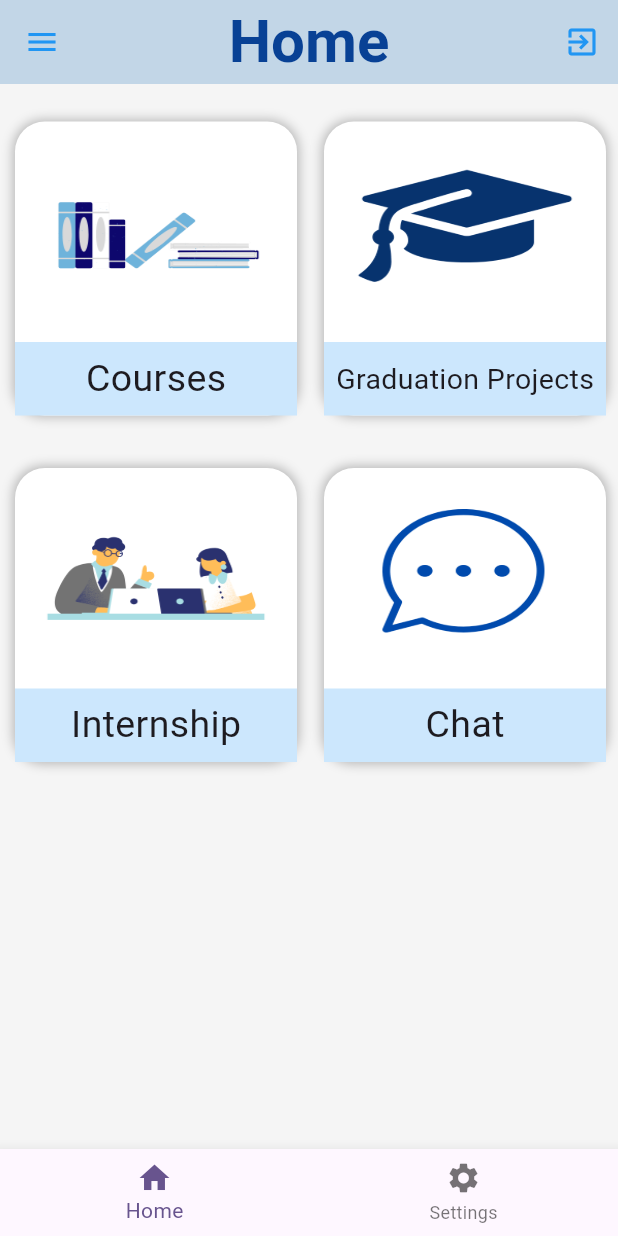
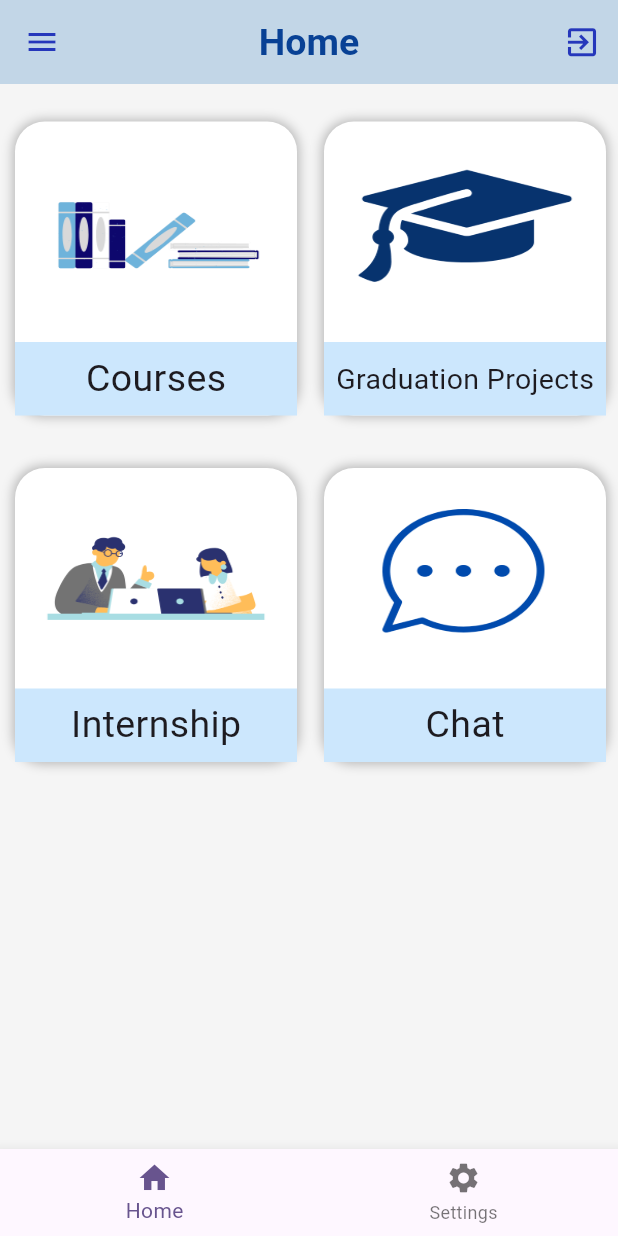
Before and after one commit to salwadan/AOULibrary, a Flutter app: the Homepage screen opened by its route, on a phone screen of 412 x 824 dp. Run offline on Flutter 3.47's test engine with Material 3 defaults, Android fonts, the phone set to English and light mode, and no system bars; drawn by our look-alikes of auto_size_text; our stand-ins replace cloud_firestore, device_preview, file_picker, firebase_auth, firebase_core, firebase_storage; accounts and stored records are empty; network calls fail.

Commit message:
comments to graduation and simple changes

```diff
--- a/lib/Courses/Faculty.dart
+++ b/lib/Courses/Faculty.dart
@@ -37,8 +37,7 @@ class _FacultyState extends State<Faculty> {
         appBar: AppBar(
           backgroundColor: const Color.fromRGBO(194, 214, 231, 1),
           title: Text(
-            'University majors ',
-            style: const TextStyle(color: Colors.white, fontSize: 20),
+            'University Faculty ',
           ),
         ),
         body: ListView.builder(
--- a/lib/GraduationP/projectPage.dart
+++ b/lib/GraduationP/projectPage.dart
@@ -94,7 +94,7 @@ class _ProjectpageState extends State<Projectpage> {
                                 "By: ${project['student_name'] ?? 'N/A'}", // Student name
                                 style: const TextStyle(
                                   fontSize: 16,
-                                  color: Colors.blue,
+                                  color: Color(0xFF2196F3),
                                 ),
                               ),
                               const SizedBox(height: 8),
--- a/lib/Setting/settings_page.dart
+++ b/lib/Setting/settings_page.dart
@@ -24,13 +24,10 @@ class _SettingsState extends State<SettingsPage> {
   Widget build(BuildContext context) {
     var screenHeight = MediaQuery.of(context).size.height;
     var screenWidth = MediaQuery.of(context).size.width;
-
     return Scaffold(
       appBar: AppBar(
-        backgroundColor: const Color.fromARGB(255, 194, 214, 231),
         title: const Text(
           'Settings',
-          style: TextStyle(color: Colors.white, fontSize: 20),
         ),
       ),
       body: ListView.builder(
--- a/lib/homepage.dart
+++ b/lib/homepage.dart
@@ -8,15 +8,15 @@ import 'package:salwa_app/trainig/internship.dart';
 import 'Chat/chatScreen.dart';
 
 
-
+// HomePage widget, defining the main structure of the app's home page.
 class Homepage extends StatefulWidget {
-  final bool isGuest;
-  Homepage({Key? key, this.isGuest = false}) : super(key: key); //update
+  final bool isGuest; // Flag to indicate if the user is a guest.
+  Homepage({Key? key, this.isGuest = false}) : super(key: key); // Constructor to initialize the isGuest flag.
 
   @override
-  State<Homepage> createState() => _HomepageState();
+  State<Homepage> createState() => _HomepageState(); // Links the state to the widget.
 }
-
+// State class for Homepage.
 class _HomepageState extends State<Homepage> {
   List img = [
     "assets/courses.png",
@@ -24,16 +24,16 @@ class _HomepageState extends State<Homepage> {
     "assets/internship.png",
     "assets/chat.png"
   ];
-  List titles = ["Courses", "Graduation Projects", "Internship", "Chat"];
+  List titles = ["Courses", "Graduation Projects", "Internship", "Chat"];   // List of titles for grid items.
   List<Widget> classes = [
     Faculty(),
     Graduationprojects(),
     Internship(),
     ChatScreen(),
-  ];
-  int index = 0;
+  ]; // List of pages to navigate to when a grid item is clicked.
+  int index = 0; // Current index for the BottomNavigationBar.
 
-  List<Widget> bottomClasses = [Homepage(), SettingsPage()];
+  List<Widget> bottomClasses = [Homepage(), SettingsPage()]; // List of pages for the BottomNavigationBar.
 
   // Function to show dialog with scrollable content
   void showCustomDialog(String title, String content) {
@@ -42,7 +42,7 @@ class _HomepageState extends State<Homepage> {
       builder: (BuildContext context) {
         return AlertDialog(
           title: Text(title),
-          content: SingleChildScrollView(
+          content: SingleChildScrollView( // Ensures content is scrollable if long.
             // Added scrollable content
             child: Column(
               crossAxisAlignment: CrossAxisAlignment.start,
@@ -54,7 +54,7 @@ class _HomepageState extends State<Homepage> {
           actions: <Widget>[
             TextButton(
               onPressed: () {
-                Navigator.of(context).pop();
+                Navigator.of(context).pop();  // Closes the dialog.
               },
               child: const Text('Close'),
             ),
@@ -65,23 +65,21 @@ class _HomepageState extends State<Homepage> {
   }
   @override
   Widget build(BuildContext context) {
-    var screenHeight = MediaQuery.of(context).size.height;
-    var screenWiidth = MediaQuery.of(context).size.width;
-    return DefaultTabController(
-        length: 2,
-        child: Scaffold(
-          bottomNavigationBar: BottomNavigationBar(
-            showSelectedLabels: true,
+    var screenHeight = MediaQuery.of(context).size.height; //screen hieght
+    var screenWiidth = MediaQuery.of(context).size.width; // screen width
+    return Scaffold(
+      bottomNavigationBar: BottomNavigationBar( // Bottom navigation bar.
+        showSelectedLabels: true, // Shows labels for selected items.
         onTap: (val) {
           setState(() {
-                index = val;
+            index = val; // Updates the index.
             Navigator.of(context).push(
               MaterialPageRoute(builder: (context) => bottomClasses[index]),
             );
           });
         },
-            currentIndex: index,
-            items: const <BottomNavigationBarItem>[
+        currentIndex: index, // Current selected index.
+        items:  <BottomNavigationBarItem>[ // Navigation items.
           BottomNavigationBarItem(
             icon: Icon(Icons.home),
             label: 'Home',
@@ -94,38 +92,38 @@ class _HomepageState extends State<Homepage> {
           ),
         ],
       ),
-          appBar: AppBar(
-            title: AutoSizeText(
+      appBar: AppBar( // Top app bar.
+        title: AutoSizeText( // Resizable text.
           'Home',
-              maxLines: 1,
+          presetFontSizes: [screenWiidth >= 700? 40 : 25],
+
           style: TextStyle(
             color: const Color.fromARGB(255, 8, 65, 149),
-                fontSize: 40,
           ),
         ),
         actions: [
           IconButton(
               //to log out
               onPressed: () async {
-                    await FirebaseAuth.instance.signOut();
+                await FirebaseAuth.instance.signOut(); // Logs the user out.
                 Navigator.of(context)
-                         // delete all pages and logout
-                        .pushNamedAndRemoveUntil("login", (route) => false);
+                    .pushNamedAndRemoveUntil("login", (route) => false);  // Redirects to login.
               },
-                  icon: const Icon(Icons.exit_to_app))
+              icon: const Icon(Icons.exit_to_app), iconSize: screenWiidth >= 700? 40 : 25,)
         ],
       ),
-          drawer: Drawer(
+      drawer: Drawer( // Side navigation drawer.
         child: Container(
+          width: screenWiidth >= 700? 30 : 20,
           padding: EdgeInsets.all(10),
           margin: EdgeInsets.symmetric(vertical: 15),
           child: ListView(
             children: [
-                  Row(
+              Row( // Header of the drawer.
                 children: [
                   Container(
-                        width: 60,
-                        height: 60,
+                    width: screenWiidth >= 700? 120 : 60,
+                    height: screenWiidth >= 700? 120 : 60,
                     child: ClipRRect(
                       borderRadius: BorderRadius.circular(30),
                       child: Image.asset(
@@ -136,7 +134,7 @@ class _HomepageState extends State<Homepage> {
                   ),
                   Expanded(
                     child: ListTile(
-                          title: Text('AOU Library'),
+                      title: AutoSizeText('AOU Library', presetFontSizes: [screenWiidth >= 700? 35 : 25,],),
                     ),
                   )
                 ],
@@ -145,8 +143,8 @@ class _HomepageState extends State<Homepage> {
                 height: 50,
               ),
               ListTile(
-                    title: Text('About us'),
-                    leading: Icon(Icons.diversity_1),
+                title: AutoSizeText('About us', presetFontSizes: [screenWiidth >= 700? 30 : 20,],),
+                leading: Icon(Icons.diversity_1, size: screenWiidth >= 700? 30 : 20,),
                 onTap: () {
                   // Show About Us dialog
                   showCustomDialog(
@@ -160,8 +158,8 @@ class _HomepageState extends State<Homepage> {
                 height: 10,
               ),
               ListTile(
-                    title: Text('Terms and Privacy'),
-                    leading: Icon(Icons.privacy_tip),
+                title: AutoSizeText('Terms and Privacy', presetFontSizes: [screenWiidth >= 700? 30 : 20],),
+                leading: Icon(Icons.privacy_tip, size: screenWiidth >= 700? 30 : 20,),
                 onTap: () {
                   // Show Terms and Privacy dialog with scrollable content
                   showCustomDialog(
@@ -174,9 +172,10 @@ class _HomepageState extends State<Homepage> {
                 color: Colors.grey,
                 height: 10,
               ),
+                 // Settings menu item.
               ListTile(
-                    title: Text('Setting'),
-                    leading: Icon(Icons.settings),
+                title: AutoSizeText('Setting', presetFontSizes: [screenWiidth >= 700? 30 : 20], ),
+                leading: Icon(Icons.settings, size: screenWiidth >= 700? 30 : 20,),
                 onTap: () {
                   Navigator.of(context).push(
                     MaterialPageRoute(builder: (context) => SettingsPage()),
@@ -194,27 +193,28 @@ class _HomepageState extends State<Homepage> {
 
       backgroundColor: Colors.grey[100], // Light background for contrast
 
-          body: SingleChildScrollView(
+      body: SingleChildScrollView(   // Main body containing a grid view.
         child: Container(
           height: screenHeight,
           width: screenWiidth,
           padding: EdgeInsets.symmetric(vertical: 15),
-              child: GridView.builder(
+          child: GridView.builder( // Dynamically creates the grid.
               gridDelegate: SliverGridDelegateWithFixedCrossAxisCount(
-                    crossAxisCount: 2,
-                    mainAxisSpacing: 25,
-                    childAspectRatio: 1,
+                crossAxisCount: 2, // Number of items per row.
+                mainAxisSpacing: 25,  // Vertical spacing.
+                childAspectRatio: 1, // Aspect ratio of grid items.
               ),
-                  itemCount: img.length,
+              itemCount: img.length,  // Number of grid items.
               shrinkWrap: true,
-                  physics: NeverScrollableScrollPhysics(),
+              physics: NeverScrollableScrollPhysics(), // Prevents scrolling.
               itemBuilder: (
                 context,
                 index,
               ) {
-                    return InkWell(
+                return InkWell( // Wraps the item for tap detection.
                   onTap: () {
                     if (widget.isGuest && titles[index] == "Chat") {
+                      // Prevents guest access to chat.
                       showDialog(
                         context: context,
                         builder: (context) => AlertDialog(
@@ -236,7 +236,7 @@ class _HomepageState extends State<Homepage> {
                       );
                     }
                   }, //update until here of preventing guest from access chat
-                      child: Container(
+                  child: Container( // Grid item container.
                       width: screenWiidth,
                       margin: EdgeInsets.only(top: 10, left: 10, right: 8),
                       decoration: BoxDecoration(
@@ -253,10 +253,10 @@ class _HomepageState extends State<Homepage> {
                       child: LayoutBuilder(builder: (context, constrains) {
                         double localHeight = constrains.maxHeight;
                         double localWidth = constrains.maxWidth;
-                            return Column(
+                        return Column(  // Contents of each grid item.
                           mainAxisAlignment: MainAxisAlignment.spaceAround,
                           children: [
-                                Container(
+                            Container(  // Image in the grid item.
                               padding: EdgeInsets.all(8),
                               width: localWidth,
                               height: localHeight * 0.75,
@@ -265,7 +265,7 @@ class _HomepageState extends State<Homepage> {
                                 fit: BoxFit.fill,
                               ),
                             ),
-                                Container(
+                            Container( // Title under the image.
                               width: localWidth,
                               height: localHeight * 0.25,
                               alignment: Alignment.center,
@@ -290,6 +290,6 @@ class _HomepageState extends State<Homepage> {
               }),
         ),
       ),
-        ));
+    );
   }
 }
--- a/lib/trainig/companyInfo.dart
+++ b/lib/trainig/companyInfo.dart
@@ -91,13 +91,13 @@ class Companyinfo extends StatelessWidget {
                         CrossAxisAlignment.start, // Aligning text to the start
                     children: [
                       AutoSizeText(companyName,
-                          presetFontSizes: [screenWiidth >= 700? 50 : 25],), // Displaying company name
+                          presetFontSizes: [screenWiidth >= 700? 50 : 25], style: TextStyle(fontWeight: FontWeight.bold)), // Displaying company name
                       AutoSizeText(city,
                         presetFontSizes: [screenWiidth >= 700? 30 : 15],
                           style: TextStyle(
 
                               fontWeight: FontWeight.w400,
-                              color: Colors.grey)), // Displaying city
+                              color:  Color(0xFF2196F3),)), // Displaying city
                       SizedBox(
                           height: 8), // Adding space between text and icons
                       Row(
```
Also changed, not shown: lib/GraduationP/graduationProjects.dart (+18 -5 lines), lib/main.dart (+40 -36 lines), lib/trainig/internship.dart (+25 -16 lines). Lines whose indentation alone changed are shown as unchanged.
